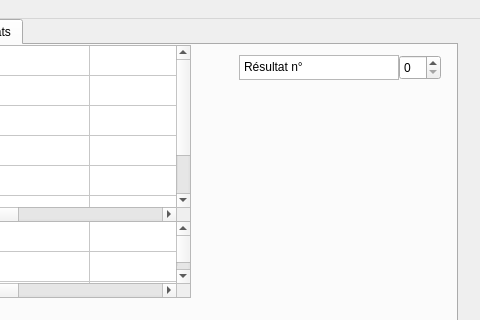
Qt form QtUi_test/test.ui (antoineFALance/Assolia_dev) before a commit; both pictures show x 213 to 693 and y 0 to 320 of the 693 by 495 pixel window.
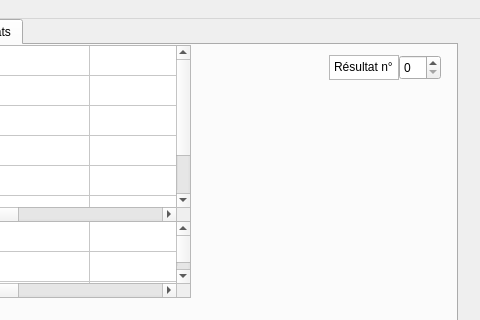
The same form after that commit. The open tabs and pages were chosen to show the change.

Patch:
```diff
--- a/QtUi_test/test.ui
+++ b/QtUi_test/test.ui
@@ -351,9 +351,9 @@
      <widget class="QPlainTextEdit" name="IndexBestResultText">
       <property name="geometry">
        <rect>
-        <x>450</x>
+        <x>540</x>
         <y>10</y>
-        <width>160</width>
+        <width>70</width>
         <height>25</height>
        </rect>
       </property>
```
Left out of the diff: 2 changed lines with no effect on the pictures.
